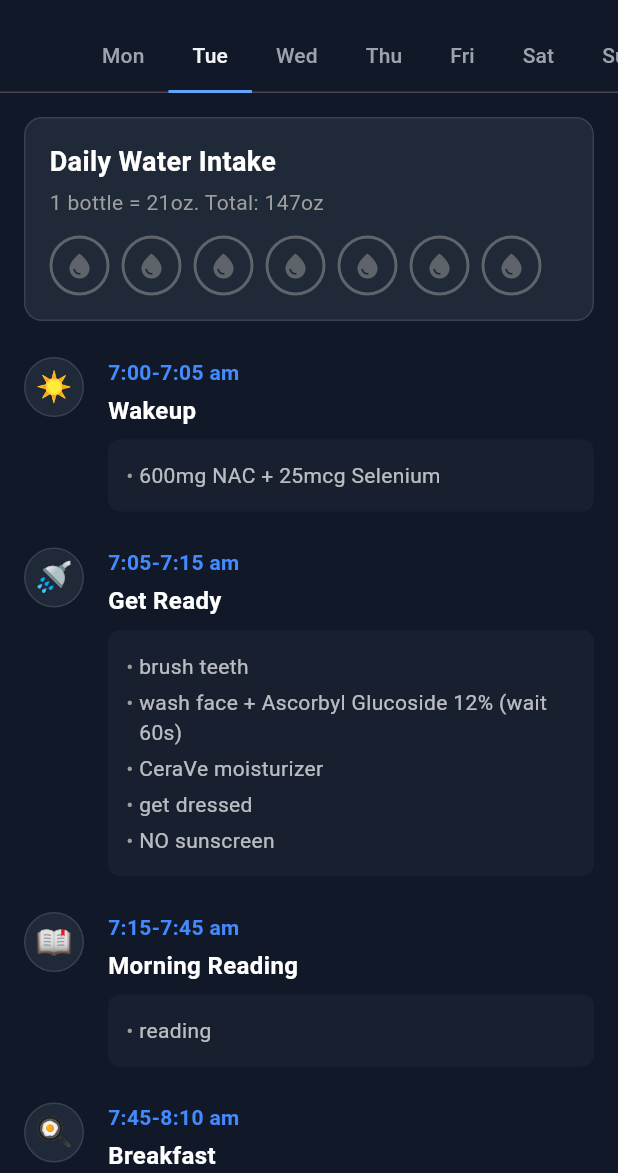
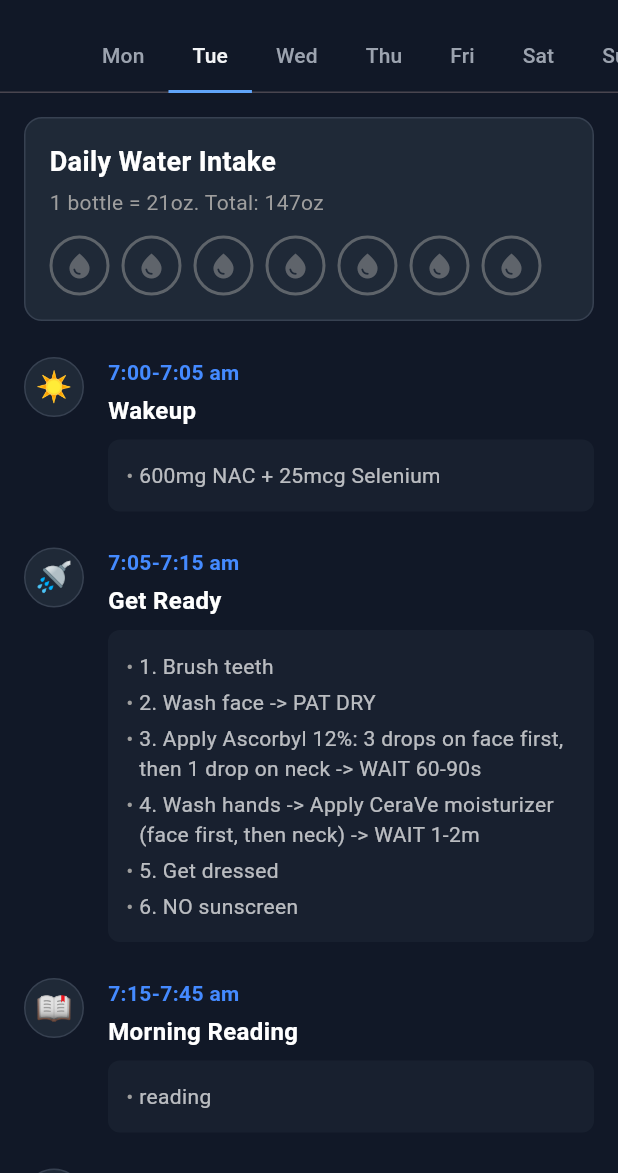
Before and after one commit to elmustslay/daily-blueprint, a Flutter app: the DailyPlanScreen screen opened directly, tab 2 chosen, on a phone screen of 412 x 824 dp, the part 63-1236 px from its top. Run offline on Flutter 3.47's test engine with Material 3 defaults, Android fonts, the phone set to English and light mode, and no system bars; our stand-ins replace fl_chart, flutter_riverpod, share_plus, shared_preferences, sqflite; accounts and stored records are empty.

Commit message:
refactor: standardize morning skincare routine instructions across all daily schedules

```diff
--- a/lib/features/daily_plan/data/daily_plan_data.dart
+++ b/lib/features/daily_plan/data/daily_plan_data.dart
@@ -71,7 +71,7 @@ class DailyPlanData {
   static const Map<String, List<TimelineItem>> schedules = {
     'mon': [
       TimelineItem(time: '7:00-7:05 am', title: 'Wakeup', icon: '☀️', details: ['600mg NAC + 25mcg Selenium']),
-      TimelineItem(time: '7:05-7:25 am', title: 'Get Ready', icon: '🚿', details: ['brush teeth', 'wash face + Ascorbyl Glucoside 12% (wait 60s)', 'CeraVe moisturizer', 'get dressed (NK 9060/Bondi)', 'put on sunscreen']),
+      TimelineItem(time: '7:05-7:25 am', title: 'Get Ready', icon: '🚿', details: ['1. Brush teeth', '2. Wash face -> PAT DRY', '3. Apply Ascorbyl 12%: 3 drops on face first, then 1 drop on neck -> WAIT 60-90s', '4. Wash hands -> Apply CeraVe moisturizer (face first, then neck) -> WAIT 1-2m', '5. Get dressed (NK 9060/Bondi)', '6. Wash hands -> Apply sunscreen (face first, then neck)']),
       TimelineItem(time: '7:25-8:00 am', title: 'Morning Reading', icon: '📖', details: ['reading']),
       TimelineItem(time: '8:00-8:25 am', title: 'Breakfast', icon: '🍳', details: ['1tsp oil + 3 scrambled eggs w/ 1/5 bag spinach', '1 capsule citicoline', '1 cap Copper Glycinate (3mg)', '1 cap Biotin+Keratin (10mg/500mg)', '2 cup 2% ultra-pasteurized milk w/ 2 tbsp peanut butter']),
       TimelineItem(time: '8:25-8:35 am', title: 'Grab things to take to work', icon: '🗂️', details: ['1 cap Zinc Picolinate', 'Pasta lunch', '2tsp husk', 'kindle/laptop', '2 D3-K2 capsules', 'gym outfit', 'micellar wipes', 'sunscreen', '1 banana', '2 key/wallet/phone', 'airpods', 'water bottle']),
@@ -90,7 +90,7 @@ class DailyPlanData {
     ],
     'tue': [
       TimelineItem(time: '7:00-7:05 am', title: 'Wakeup', icon: '☀️', details: ['600mg NAC + 25mcg Selenium']),
-      TimelineItem(time: '7:05-7:15 am', title: 'Get Ready', icon: '🚿', details: ['brush teeth', 'wash face + Ascorbyl Glucoside 12% (wait 60s)', 'CeraVe moisturizer', 'get dressed', 'NO sunscreen']),
+      TimelineItem(time: '7:05-7:15 am', title: 'Get Ready', icon: '🚿', details: ['1. Brush teeth', '2. Wash face -> PAT DRY', '3. Apply Ascorbyl 12%: 3 drops on face first, then 1 drop on neck -> WAIT 60-90s', '4. Wash hands -> Apply CeraVe moisturizer (face first, then neck) -> WAIT 1-2m', '5. Get dressed', '6. NO sunscreen']),
       TimelineItem(time: '7:15-7:45 am', title: 'Morning Reading', icon: '📖', details: ['reading']),
       TimelineItem(time: '7:45-8:10 am', title: 'Breakfast', icon: '🍳', details: ['1tsp oil + 2 scrambled eggs w/ 1/5 (2nd) bag spinach', '1 capsule citicoline', '1 cap Copper Glycinate (3mg)', '1 cap Biotin+Keratin (10mg/500mg)', '1 cup 2% ultra-pasteurized milk w/ 1 tiny avocado', '3 softgel (not serving) omega-3']),
       TimelineItem(time: '8:10-9:05 am', title: 'Cook', icon: '🧑‍🍳', details: ['1cup quinoa + 1lb prepped chicken (divide in 4, 4 fridge)']),
@@ -107,7 +107,7 @@ class DailyPlanData {
     ],
     'wed': [
       TimelineItem(time: '7:00-7:05 am', title: 'Wakeup', icon: '☀️', details: ['600mg NAC + 25mcg Selenium']),
-      TimelineItem(time: '7:05-7:25 am', title: 'Get Ready', icon: '🚿', details: ['brush teeth', 'wash face + Ascorbyl Glucoside 12% (wait 60s)', 'CeraVe moisturizer', 'get dressed (cloud x 4)', 'put on sunscreen']),
+      TimelineItem(time: '7:05-7:25 am', title: 'Get Ready', icon: '🚿', details: ['1. Brush teeth', '2. Wash face -> PAT DRY', '3. Apply Ascorbyl 12%: 3 drops on face first, then 1 drop on neck -> WAIT 60-90s', '4. Wash hands -> Apply CeraVe moisturizer (face first, then neck) -> WAIT 1-2m', '5. Get dressed (cloud x 4)', '6. Wash hands -> Apply sunscreen (face first, then neck)']),
       TimelineItem(time: '7:25-8:00 am', title: 'Morning Reading', icon: '📖', details: ['reading']),
       TimelineItem(time: '8:00-8:25 am', title: 'Breakfast', icon: '🍳', details: ['1tsp oil + 3 scrambled eggs w/ .5 mushroom', '1 capsule citicoline', '1 cap Copper Glycinate (3mg)', '1 cap Biotin+Keratin (10mg/500mg)', '1 tiny avocado w/ 2 tbsp peanut butter']),
       TimelineItem(time: '8:25-8:35 am', title: 'Grab things to take to work', icon: '🗂️', details: ['1 cap Zinc Picolinate', 'Pasta lunch', '1tsp husk', 'kindle/laptop', '2 D3-K2 capsules', 'gym outfit', 'micellar wipes', 'sunscreen', '1 banana', '2 key/wallet/phone', 'airpods', 'water bottle']),
@@ -126,7 +126,7 @@ class DailyPlanData {
     ],
     'thu': [
       TimelineItem(time: '7:00-7:05 am', title: 'Wakeup', icon: '☀️', details: ['600mg NAC + 25mcg Selenium']),
-      TimelineItem(time: '7:05-7:15 am', title: 'Get Ready', icon: '🚿', details: ['brush teeth', 'wash face + Ascorbyl Glucoside 12% (wait 60s)', 'CeraVe moisturizer', 'get dressed', 'NO sunscreen']),
+      TimelineItem(time: '7:05-7:15 am', title: 'Get Ready', icon: '🚿', details: ['1. Brush teeth', '2. Wash face -> PAT DRY', '3. Apply Ascorbyl 12%: 3 drops on face first, then 1 drop on neck -> WAIT 60-90s', '4. Wash hands -> Apply CeraVe moisturizer (face first, then neck) -> WAIT 1-2m', '5. Get dressed', '6. NO sunscreen']),
       TimelineItem(time: '7:15-7:45 am', title: 'Morning Reading', icon: '📖', details: ['reading']),
       TimelineItem(time: '7:45-8:10 am', title: 'Breakfast', icon: '🍳', details: ['1tsp oil + 2 scrambled eggs w/ 1/5 (3rd) bag spinach', '1 capsule citicoline', '1 cap Copper Glycinate (3mg)', '1 cap Biotin+Keratin (10mg/500mg)', '1 cup 2% ultra-pasteurized milk w/ 1 tiny avocado', '3 softgel (not serving) omega-3']),
       TimelineItem(time: '8:10-12:00 pm', title: 'Work', icon: '💻', details: ['Laundry + Dishwasher']),
@@ -143,7 +143,7 @@ class DailyPlanData {
     ],
     'fri': [
       TimelineItem(time: '7:00-7:05 am', title: 'Wakeup', icon: '☀️', details: ['600mg NAC + 25mcg Selenium']),
-      TimelineItem(time: '7:05-7:25 am', title: 'Get Ready', icon: '🚿', details: ['brush teeth', 'wash face + Ascorbyl Glucoside 12% (wait 60s)', 'CeraVe moisturizer', 'get dressed (cloud x 4)', 'put on sunscreen']),
+      TimelineItem(time: '7:05-7:25 am', title: 'Get Ready', icon: '🚿', details: ['1. Brush teeth', '2. Wash face -> PAT DRY', '3. Apply Ascorbyl 12%: 3 drops on face first, then 1 drop on neck -> WAIT 60-90s', '4. Wash hands -> Apply CeraVe moisturizer (face first, then neck) -> WAIT 1-2m', '5. Get dressed (cloud x 4)', '6. Wash hands -> Apply sunscreen (face first, then neck)']),
       TimelineItem(time: '7:25-8:00 am', title: 'Morning Reading', icon: '📖', details: ['reading']),
       TimelineItem(time: '8:00-8:25 am', title: 'Breakfast', icon: '🍳', details: ['1tsp oil + 3 scrambled eggs w/ 1/5 (4th) bag spinach', '1 capsule citicoline', '1 cap Copper Glycinate (3mg)', '1 cap Biotin+Keratin (10mg/500mg)', '1 tiny avocado', '2 cup 2% ultra-pasteurized milk w/ 2 tbsp peanut butter']),
       TimelineItem(time: '8:25-8:35 am', title: 'Grab things to take to work', icon: '🗂️', details: ['1 cap Zinc Picolinate', 'Pasta lunch', '1tsp husk', 'kindle/laptop', '2 D3-K2 capsules', 'gym outfit', 'micellar wipes', 'sunscreen', '1 banana', '2 key/wallet/phone', 'airpods', 'water bottle']),
@@ -162,7 +162,7 @@ class DailyPlanData {
     ],
     'sat': [
       TimelineItem(time: '7:00-7:20 am', title: 'Wakeup', icon: '☀️'),
-      TimelineItem(time: '7:20-7:40 am', title: 'Get Ready', icon: '🚿', details: ['brush teeth', 'wash face + Ascorbyl Glucoside 12% (wait 60s)', 'CeraVe moisturizer', 'get dressed for gym (Hoka Bondi 8)']),
+      TimelineItem(time: '7:20-7:40 am', title: 'Get Ready', icon: '🚿', details: ['1. Brush teeth', '2. Wash face -> PAT DRY', '3. Apply Ascorbyl 12%: 3 drops on face first, then 1 drop on neck -> WAIT 60-90s', '4. Wash hands -> Apply CeraVe moisturizer (face first, then neck) -> WAIT 1-2m', '5. Get dressed for gym (Hoka Bondi 8)']),
       TimelineItem(time: '7:40-8:10 am', title: 'Breakfast', icon: '🍳', details: ['1tsp oil + 3 scrambled eggs w/ .5 mushroom', '1 cap Copper Glycinate (3mg)', '1 cap Biotin+Keratin (10mg/500mg)', '1 tiny avocado w/ 2 tbsp peanut butter', '3 softgel (not serving) omega-3']),
       TimelineItem(time: '8:10-8:45 am', title: 'Relax', icon: '📖', details: ['20mg adderall IR']),
       TimelineItem(time: '8:45-12:00 pm', title: 'Study', icon: '📚'),
@@ -180,7 +180,7 @@ class DailyPlanData {
       TimelineItem(time: '10:00-10:45 pm', title: 'Night Supplement + Read/Reflect', icon: '🌙', details: ['600mg NAC + 25mcg Selenium', '2 Magnesium Glycinate capsule', 'Cerave Moisturizer', 'Joseon alpha-arbutin']),
     ],
     'sun': [
-      TimelineItem(time: '7:00-7:30 am', title: 'Wakeup + get ready', icon: '☀️', details: ['brush teeth', 'wash face + Ascorbyl Glucoside 12% (wait 60s)', 'CeraVe moisturizer', 'get dressed for shopping (NK 9060)']),
+      TimelineItem(time: '7:00-7:30 am', title: 'Wakeup + get ready', icon: '☀️', details: ['1. Brush teeth', '2. Wash face -> PAT DRY', '3. Apply Ascorbyl 12%: 3 drops on face first, then 1 drop on neck -> WAIT 60-90s', '4. Wash hands -> Apply CeraVe moisturizer (face first, then neck) -> WAIT 1-2m', '5. Get dressed for shopping (NK 9060)']),
       TimelineItem(time: '7:30-9:00 am', title: 'Morning Reading', icon: '📖', details: ['reading']),
       TimelineItem(time: '9:00-9:30 am', title: 'Breakfast', icon: '🍳', details: ['1tsp oil + 3 scrambled eggs', '1 cap Copper Glycinate (3mg)', '1 cap Biotin+Keratin (10mg/500mg)', '20mg adderall IR', '3 softgel (not serving) omega-3', '1 tbsp peanut butter w/ 1 tiny avocado']),
       TimelineItem(time: '9:30-2:00 pm', title: 'Study Time', icon: '📚'),
```
